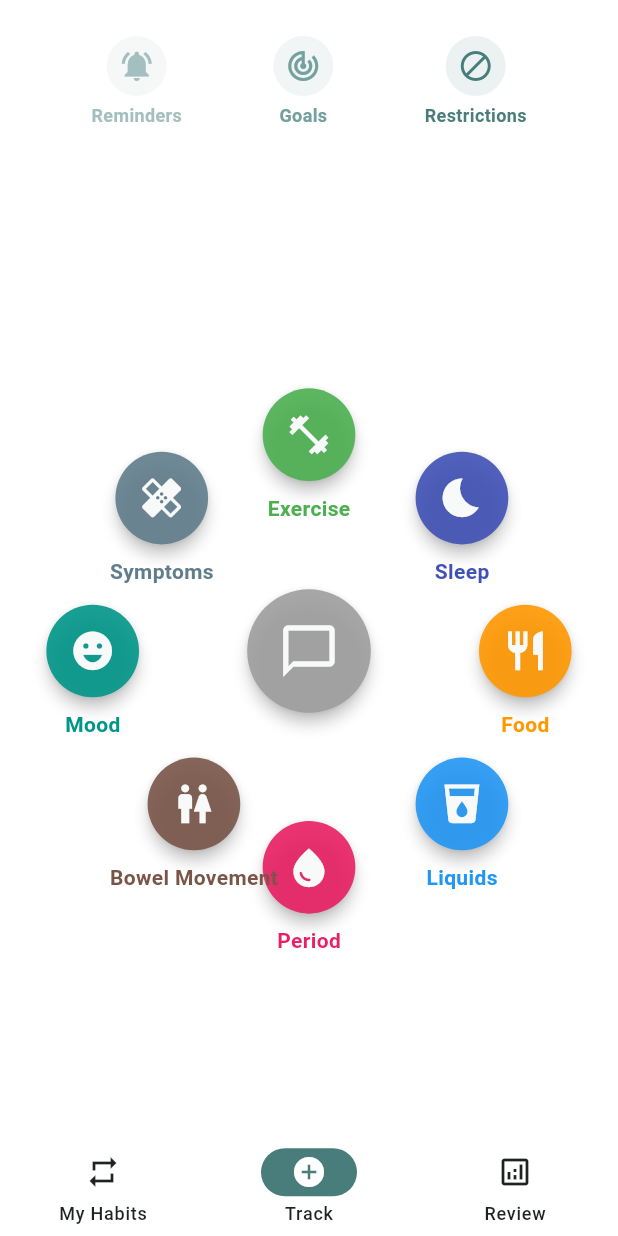
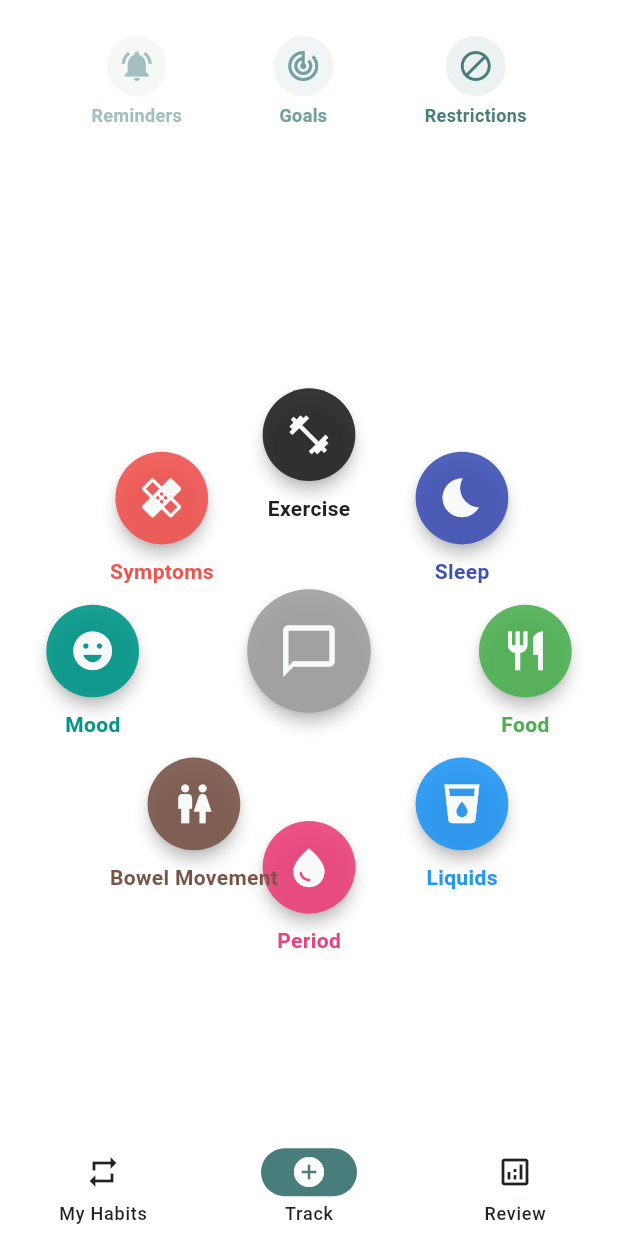
Before and after one commit to kylevon/ai-ventures-hackathon-2025, a Flutter app: the screen it shows after launch, item 2 of the bottom bar chosen, on a phone screen of 412 x 824 dp. Run offline on Flutter 3.47's test engine with Material 3 defaults, Android fonts, the phone set to English and light mode, and no system bars; our stand-ins replace flutter_riverpod, freezed_annotation, go_router, table_calendar.

Commit message:
feat: color scheme update and refactoring

```diff
--- a/lib/core/theme/app_theme.dart
+++ b/lib/core/theme/app_theme.dart
@@ -16,15 +16,15 @@ class AppTheme {
 
   // Event Type Colors
   static const Map<int, Color> exercise = {
-    100: Color(0xFFC8E6C9),
-    200: Color(0xFFA5D6A7),
-    300: Color(0xFF81C784),
-    400: Color(0xFF66BB6A),
-    500: Color(0xFF4CAF50),
-    600: Color(0xFF43A047),
-    700: Color(0xFF388E3C),
-    800: Color(0xFF2E7D32),
-    900: Color(0xFF1B5E20),
+    100: Color(0xFFE0E0E0), // Light black/grey
+    200: Color(0xFFBDBDBD),
+    300: Color(0xFF9E9E9E),
+    400: Color(0xFF757575),
+    500: Color(0xFF212121), // Black
+    600: Color(0xFF1B1B1B),
+    700: Color(0xFF151515),
+    800: Color(0xFF0F0F0F),
+    900: Color(0xFF090909),
   };
 
   static const Map<int, Color> sleep = {
@@ -40,15 +40,15 @@ class AppTheme {
   };
 
   static const Map<int, Color> food = {
-    100: Color(0xFFFFE0B2),
-    200: Color(0xFFFFCC80),
-    300: Color(0xFFFFB74D),
-    400: Color(0xFFFFA726),
-    500: Color(0xFFFF9800),
-    600: Color(0xFFFB8C00),
-    700: Color(0xFFF57C00),
-    800: Color(0xFFEF6C00),
-    900: Color(0xFFE65100),
+    100: Color(0xFFC8E6C9), // Light green
+    200: Color(0xFFA5D6A7),
+    300: Color(0xFF81C784),
+    400: Color(0xFF66BB6A),
+    500: Color(0xFF4CAF50), // Green
+    600: Color(0xFF43A047),
+    700: Color(0xFF388E3C),
+    800: Color(0xFF2E7D32),
+    900: Color(0xFF1B5E20),
   };
 
   static const Map<int, Color> liquids = {
@@ -64,15 +64,15 @@ class AppTheme {
   };
 
   static const Map<int, Color> period = {
-    100: Color(0xFFF8BBD0),
-    200: Color(0xFFF48FB1),
-    300: Color(0xFFF06292),
-    400: Color(0xFFEC407A),
-    500: Color(0xFFE91E63),
-    600: Color(0xFFD81B60),
-    700: Color(0xFFC2185B),
-    800: Color(0xFFAD1457),
-    900: Color(0xFF880E4F),
+    100: Color(0xFFFCE4EC), // Light pink
+    200: Color(0xFFF8BBD0),
+    300: Color(0xFFF48FB1),
+    400: Color(0xFFF06292),
+    500: Color(0xFFEC407A), // Pink
+    600: Color(0xFFE91E63),
+    700: Color(0xFFD81B60),
+    800: Color(0xFFC2185B),
+    900: Color(0xFFAD1457),
   };
 
   static const Map<int, Color> bowelMovement = {
@@ -124,15 +124,15 @@ class AppTheme {
   };
 
   static const Map<int, Color> symptoms = {
-    100: Color(0xFFCFD8DC),
-    200: Color(0xFFB0BEC5),
-    300: Color(0xFF90A4AE),
-    400: Color(0xFF78909C),
-    500: Color(0xFF607D8B),
-    600: Color(0xFF546E7A),
-    700: Color(0xFF455A64),
-    800: Color(0xFF37474F),
-    900: Color(0xFF263238),
+    100: Color(0xFFFFEBEE), // Lightest red
+    200: Color(0xFFFFCDD2),
+    300: Color(0xFFEF9A9A),
+    400: Color(0xFFE57373),
+    500: Color(0xFFEF5350), // Warning red
+    600: Color(0xFFE53935),
+    700: Color(0xFFD32F2F),
+    800: Color(0xFFC62828),
+    900: Color(0xFFB71C1C), // Darkest red
   };
 
   static const Map<int, Color> misc = {
```
